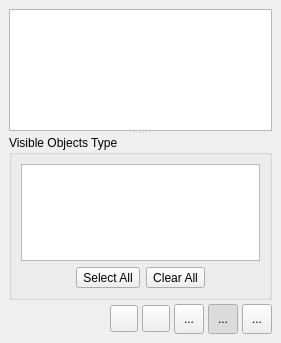
Old version of the form libpgmodeler_ui/ui/visaoobjetoswidget.ui in the repository pgmodeler/pgmodeler.
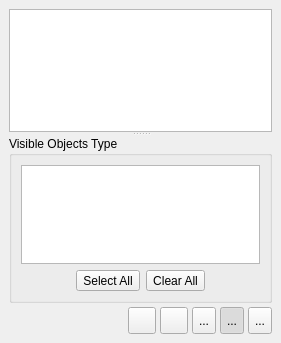
New version of the form. Icons and pictures are not drawn.

Diff of the .ui file:
```diff
--- a/libpgmodeler_ui/ui/visaoobjetoswidget.ui
+++ b/libpgmodeler_ui/ui/visaoobjetoswidget.ui
@@ -348,6 +348,12 @@
             <layout class="QHBoxLayout" name="horizontalLayout_2">
              <item>
               <widget class="QToolButton" name="marcar_tb">
+               <property name="sizePolicy">
+                <sizepolicy hsizetype="Preferred" vsizetype="Preferred">
+                 <horstretch>0</horstretch>
+                 <verstretch>0</verstretch>
+                </sizepolicy>
+               </property>
                <property name="text">
                 <string>Select All</string>
                </property>
@@ -355,6 +361,12 @@
              </item>
              <item>
               <widget class="QToolButton" name="desmarcar_tb">
+               <property name="sizePolicy">
+                <sizepolicy hsizetype="Preferred" vsizetype="Preferred">
+                 <horstretch>0</horstretch>
+                 <verstretch>0</verstretch>
+                </sizepolicy>
+               </property>
                <property name="text">
                 <string>Clear All</string>
                </property>
@@ -399,6 +411,18 @@
       </item>
       <item>
        <widget class="QToolButton" name="selecionar_tb">
+        <property name="sizePolicy">
+         <sizepolicy hsizetype="Preferred" vsizetype="Preferred">
+          <horstretch>0</horstretch>
+          <verstretch>0</verstretch>
+         </sizepolicy>
+        </property>
+        <property name="minimumSize">
+         <size>
+          <width>0</width>
+          <height>0</height>
+         </size>
+        </property>
         <property name="toolTip">
          <string>Select</string>
         </property>
@@ -419,6 +443,18 @@
       </item>
       <item>
        <widget class="QToolButton" name="cancelar_tb">
+        <property name="sizePolicy">
+         <sizepolicy hsizetype="Preferred" vsizetype="Preferred">
+          <horstretch>0</horstretch>
+          <verstretch>0</verstretch>
+         </sizepolicy>
+        </property>
+        <property name="minimumSize">
+         <size>
+          <width>0</width>
+          <height>0</height>
+         </size>
+        </property>
         <property name="toolTip">
          <string>Cancel</string>
         </property>
@@ -439,10 +475,16 @@
       </item>
       <item>
        <widget class="QToolButton" name="opcoesvisao_tb">
+        <property name="sizePolicy">
+         <sizepolicy hsizetype="Preferred" vsizetype="Preferred">
+          <horstretch>0</horstretch>
+          <verstretch>0</verstretch>
+         </sizepolicy>
+        </property>
         <property name="minimumSize">
          <size>
-          <width>30</width>
-          <height>30</height>
+          <width>0</width>
+          <height>0</height>
          </size>
         </property>
         <property name="toolTip">
@@ -471,10 +513,16 @@
       </item>
       <item>
        <widget class="QToolButton" name="visaoarvore_tb">
+        <property name="sizePolicy">
+         <sizepolicy hsizetype="Preferred" vsizetype="Preferred">
+          <horstretch>0</horstretch>
+          <verstretch>0</verstretch>
+         </sizepolicy>
+        </property>
         <property name="minimumSize">
          <size>
-          <width>30</width>
-          <height>30</height>
+          <width>0</width>
+          <height>0</height>
          </size>
         </property>
         <property name="toolTip">
@@ -506,10 +554,16 @@
       </item>
       <item>
        <widget class="QToolButton" name="visaolista_tb">
+        <property name="sizePolicy">
+         <sizepolicy hsizetype="Preferred" vsizetype="Preferred">
+          <horstretch>0</horstretch>
+          <verstretch>0</verstretch>
+         </sizepolicy>
+        </property>
         <property name="minimumSize">
          <size>
-          <width>30</width>
-          <height>30</height>
+          <width>0</width>
+          <height>0</height>
          </size>
         </property>
         <property name="toolTip">
```
